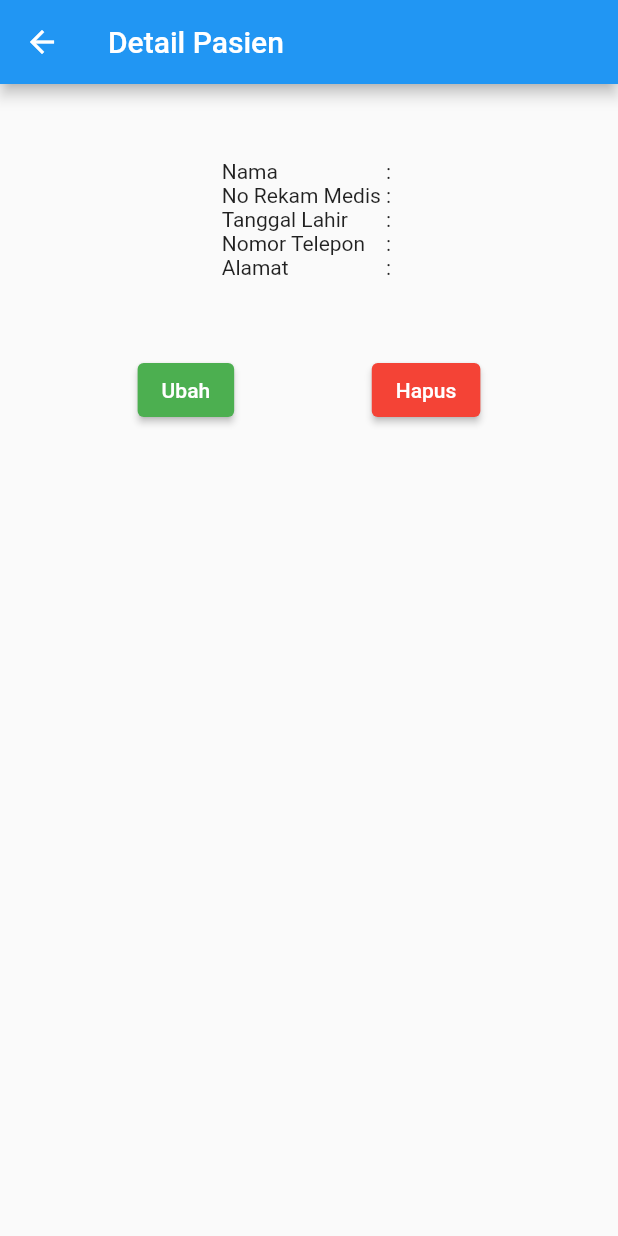
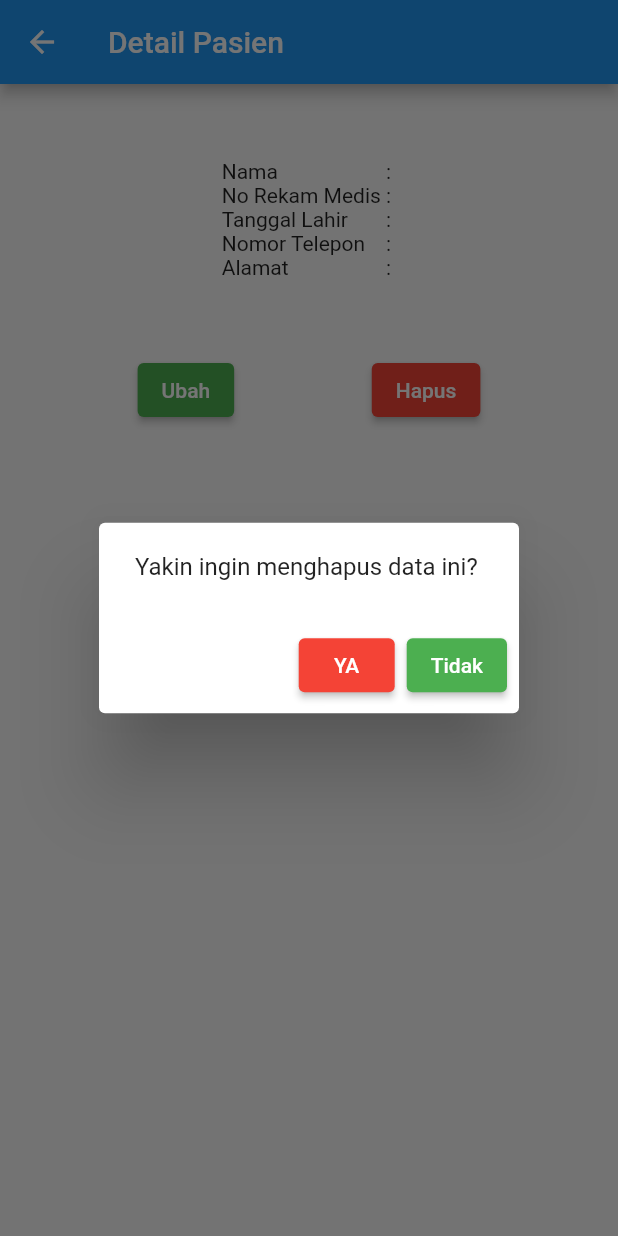
Before and after one commit to alfimonth/mobile-app-klinik, a Flutter app: the PasienDetail screen opened directly with empty values, after a tap on "Hapus", on a phone screen of 412 x 824 dp. Run offline on Flutter 3.47's test engine with Material 2 defaults, Android fonts, the phone set to English and light mode, and no system bars.

Commit message:
Membuat konfirmasi hapus pegawai & pasien

```diff
--- a/lib/ui/pasien_detail.dart
+++ b/lib/ui/pasien_detail.dart
@@ -1,6 +1,7 @@
 import 'package:flutter/material.dart';
 import '../model/pasien.dart';
 import 'pasien_update_form.dart';
+import 'pasien_page.dart';
 import '../model/database.dart';
 
 class PasienDetail extends StatefulWidget {
@@ -98,7 +99,32 @@ class _PasienDetailState extends State<PasienDetail> {
 
   _tombolHapus() {
     return ElevatedButton(
-        onPressed: () {},
+        onPressed: () {
+          AlertDialog alertDialog = AlertDialog(
+            content: const Text("Yakin ingin menghapus data ini?"),
+            actions: [
+              // tombol ya
+              ElevatedButton(
+                onPressed: () {
+                  Navigator.pop(context);
+                  Navigator.pushReplacement(context,
+                      MaterialPageRoute(builder: (context) => PasienPage()));
+                },
+                child: const Text("YA"),
+                style: ElevatedButton.styleFrom(backgroundColor: Colors.red),
+              ),
+              // tombol batal
+              ElevatedButton(
+                onPressed: () {
+                  Navigator.pop(context);
+                },
+                child: Text("Tidak"),
+                style: ElevatedButton.styleFrom(backgroundColor: Colors.green),
+              )
+            ],
+          );
+          showDialog(context: context, builder: (context) => alertDialog);
+        },
         style: ElevatedButton.styleFrom(backgroundColor: Colors.red),
         child: const Text("Hapus"));
   }
```
Also changed, not shown: lib/ui/pegawai_detail.dart (+27 -1 lines).
